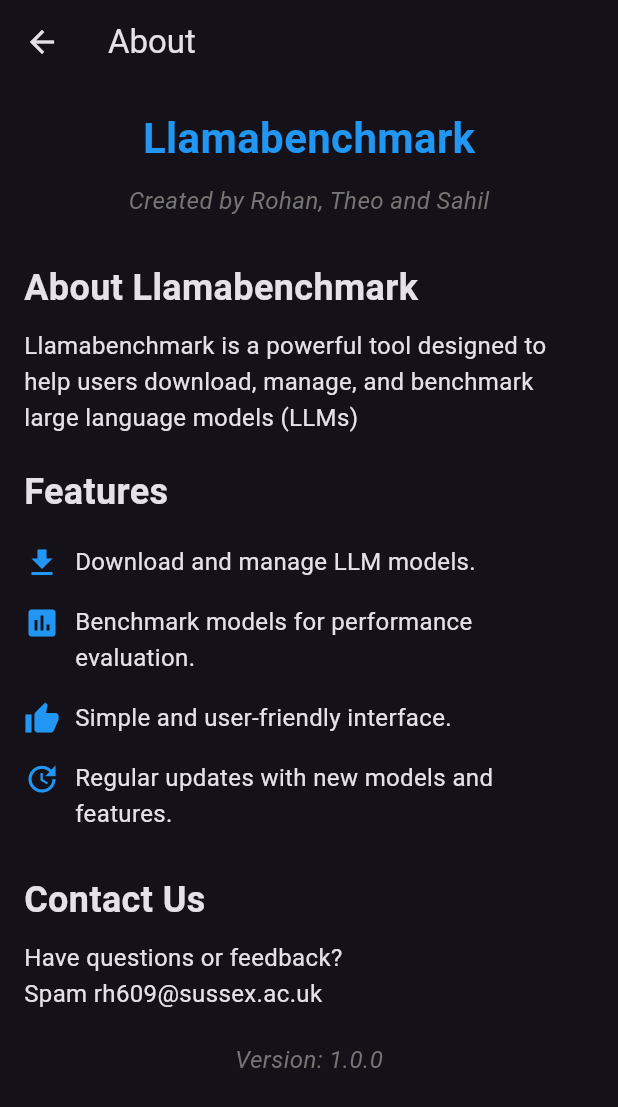
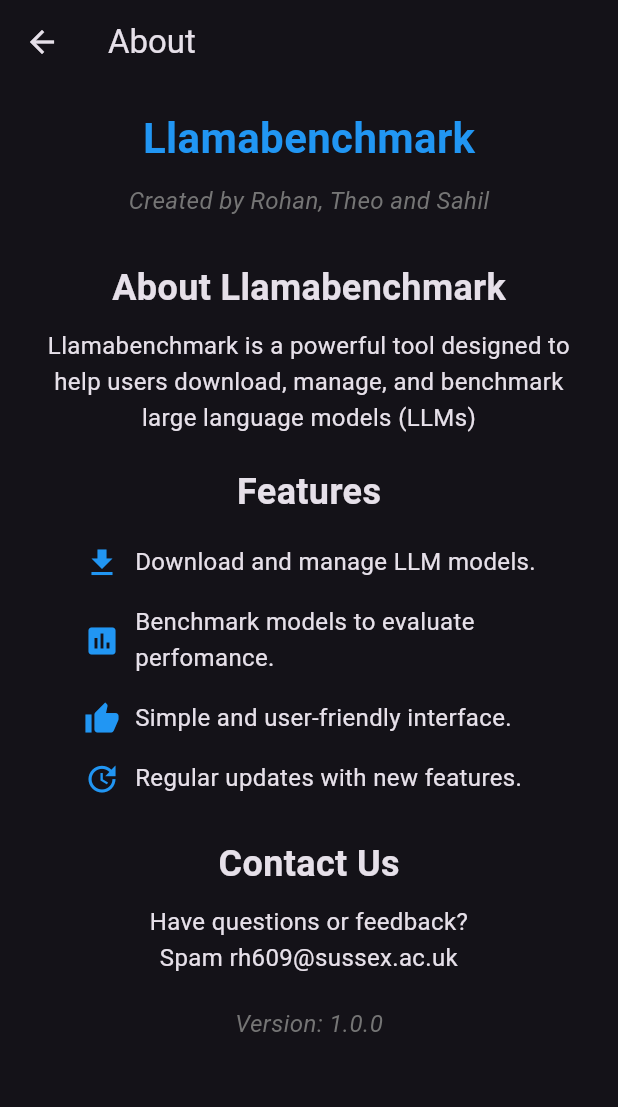
Before and after one commit to RohanHugh/llamabenchmark, a Flutter app: the screen it shows after launch, in the side drawer, after a tap on "About", on a phone screen of 412 x 824 dp. Shown: the top 1107 px of the screen. Run offline on Flutter 3.47's test engine with Material 3 defaults, Android fonts, the phone set to English and light mode, and no system bars.

Commit message:
Made the about section look better

```diff
--- a/lib/main.dart
+++ b/lib/main.dart
@@ -423,14 +423,13 @@ class AboutPage extends StatelessWidget {
       ),
       body: SingleChildScrollView(
         padding: EdgeInsets.all(16.0),
+        child: Center(
           child: Column(
-          crossAxisAlignment: CrossAxisAlignment.start,
+            mainAxisAlignment: MainAxisAlignment.center, // Center vertically
+            crossAxisAlignment: CrossAxisAlignment.center, // Center horizontally
             children: [
-            // App Logo or Icon
-
               // App Name and Tagline
-            Center(
-              child: Text(
+              Text(
                 'Llamabenchmark',
                 style: TextStyle(
                   fontSize: 28,
@@ -438,16 +437,13 @@ class AboutPage extends StatelessWidget {
                   color: Colors.blue,
                 ),
               ),
-            ),
               SizedBox(height: 10),
-            Center(
-              child: Text(
+              Text(
                 'Created by Rohan, Theo and Sahil',
                 style: TextStyle(
                   fontSize: 16,
                   fontStyle: FontStyle.italic,
                   color: Colors.grey[600],
-                ),
                 ),
               ),
               SizedBox(height: 30),
@@ -467,6 +463,7 @@ class AboutPage extends StatelessWidget {
                   fontSize: 16,
                   height: 1.5,
                 ),
+                textAlign: TextAlign.center, // Center text
               ),
               SizedBox(height: 20),
 
@@ -480,12 +477,12 @@ class AboutPage extends StatelessWidget {
               ),
               SizedBox(height: 10),
               Column(
-              crossAxisAlignment: CrossAxisAlignment.start,
+                crossAxisAlignment: CrossAxisAlignment.center, // Center horizontally
                 children: [
                   FeatureItem(icon: Icons.download, text: 'Download and manage LLM models.'),
-                FeatureItem(icon: Icons.assessment, text: 'Benchmark models for performance evaluation.'),
+                  FeatureItem(icon: Icons.assessment, text: 'Benchmark models to evaluate perfomance.'),
                   FeatureItem(icon: Icons.thumb_up, text: 'Simple and user-friendly interface.'),
-                FeatureItem(icon: Icons.update, text: 'Regular updates with new models and features.'),
+                  FeatureItem(icon: Icons.update, text: 'Regular updates with new features.'),
                 ],
               ),
               SizedBox(height: 20),
@@ -505,12 +502,12 @@ class AboutPage extends StatelessWidget {
                   fontSize: 16,
                   height: 1.5,
                 ),
+                textAlign: TextAlign.center, // Center text
               ),
               SizedBox(height: 20),
 
               // Version Information
-            Center(
-              child: Text(
+              Text(
                 'Version: 1.0.0',
                 style: TextStyle(
                   fontSize: 16,
@@ -518,15 +515,14 @@ class AboutPage extends StatelessWidget {
                   color: Colors.grey[600],
                 ),
               ),
+            ],
           ),
-          ],
         ),
       ),
     );
   }
 }
 
-// Custom widget for feature items
 class FeatureItem extends StatelessWidget {
   final IconData icon;
   final String text;
@@ -538,8 +534,10 @@ class FeatureItem extends StatelessWidget {
     return Padding(
       padding: const EdgeInsets.symmetric(vertical: 8.0),
       child: Row(
-        crossAxisAlignment: CrossAxisAlignment.start,
+        mainAxisAlignment: MainAxisAlignment.start, // Align to the start (left)
+        crossAxisAlignment: CrossAxisAlignment.center, // Center vertically
         children: [
+          SizedBox(width: 40), // Add space to shift icons to the right
           Icon(icon, size: 24, color: Colors.blue),
           SizedBox(width: 10),
           Expanded(
```
Lines whose indentation alone changed are shown as unchanged.
